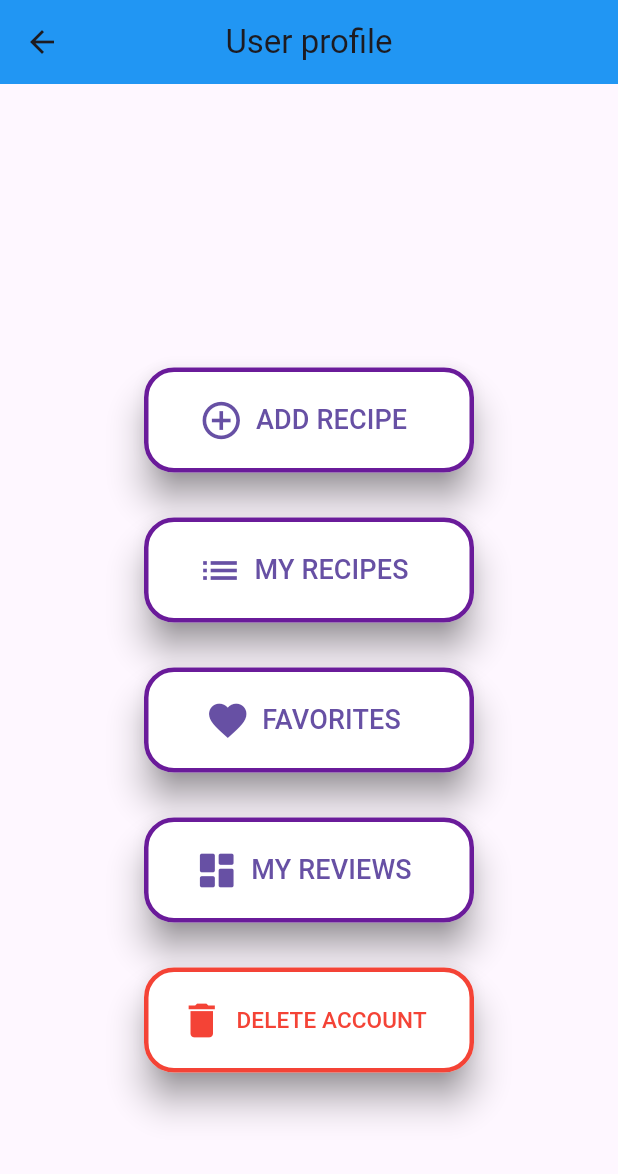
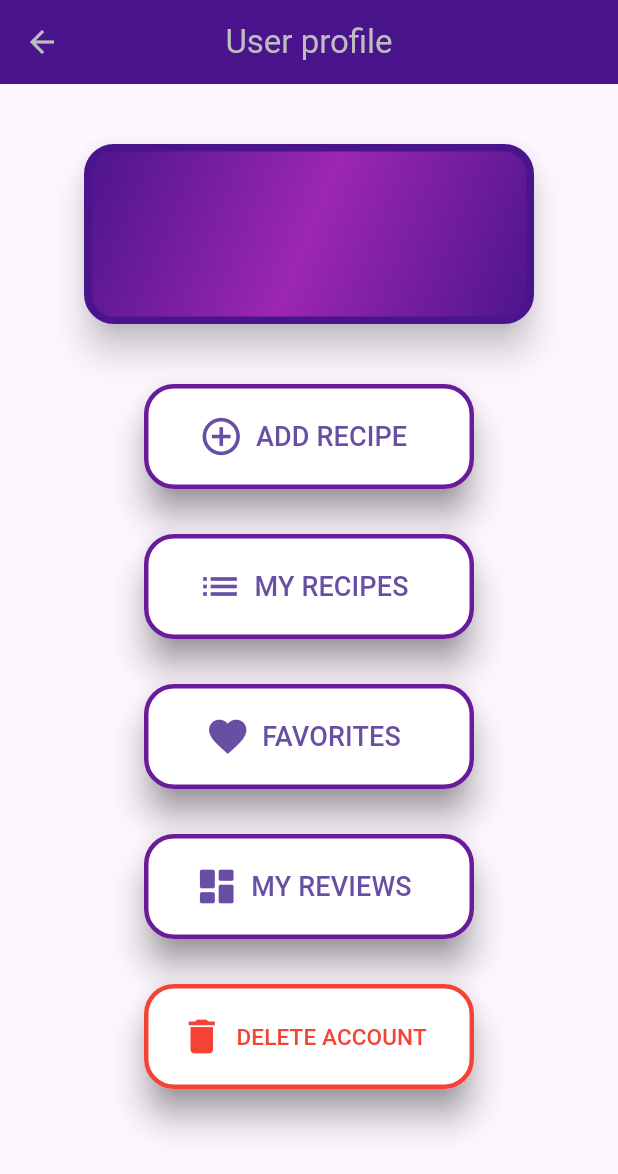
Before and after one commit to xdCranx/RecipeWorld, a Flutter app: the HomePage screen opened by its route, after a tap on the "person" icon, on a phone screen of 412 x 824 dp. Shown: the top 1174 px of the screen. Run offline on Flutter 3.47's test engine with Material 3 defaults, Android fonts, the phone set to English and light mode, and no system bars; our stand-ins replace get; accounts and stored records are empty; network calls fail.

Commit message:
Visual changes, delete recipe api integration

```diff
--- a/frontend/lib/pages/favourites.dart
+++ b/frontend/lib/pages/favourites.dart
@@ -20,7 +20,8 @@ class _FavoritesPageState extends State<FavoritesPage> {
       appBar: AppBar(
         title: const Text("My favorites"),
         centerTitle: true,
-        backgroundColor: Colors.blue,
+        backgroundColor: Colors.purple.shade900,
+        foregroundColor: Colors.grey[400],
       ),
       body: FutureBuilder<List<RecipeDTO>>(
         future: userController.getMyFavorites(),
@@ -95,7 +96,7 @@ class FavoritesPageRecipeList extends StatelessWidget {
                     ),
                     const SizedBox(height: 15),
                     Text(
-                      "🕒: ${recipe.prepTime}min",
+                      "${recipe.category.name.toUpperCase()} | 🕒: ${recipe.prepTime}min",
                       style: TextStyle(
                         fontSize: 20,
                         color: Colors.grey[600],
--- a/frontend/lib/pages/home.dart
+++ b/frontend/lib/pages/home.dart
@@ -24,23 +24,17 @@ class _HomePageState extends State<HomePage> {
       appBar: AppBar(
         title: const Text("Home page"),
         centerTitle: true,
-        backgroundColor: Colors.blue,
+        backgroundColor: Colors.purple.shade900,
+        foregroundColor: Colors.grey[400],
         actions: [
           IconButton(
             onPressed: () async {
               await Get.toNamed('/userpage');
               setState(() {});
             },
-            icon: const Icon(Icons.person, size: 40),
+            icon: const Icon(Icons.person, size: 40,),
           )
         ],
-      ),
-      floatingActionButton: FloatingActionButton(
-        onPressed: () {
-          Navigator.pushNamed(context, '/add_recipe');
-        },
-        backgroundColor: Colors.blue,
-        child: const Icon(Icons.add),
       ),
       body: ListView(
         children: [
--- a/frontend/lib/pages/user_page.dart
+++ b/frontend/lib/pages/user_page.dart
@@ -23,7 +23,8 @@ class _UserPageState extends State<UserPage> {
         title: const Text("User profile",),
         centerTitle: true,
         elevation: 0,
-        backgroundColor: Colors.blue,
+        backgroundColor: Colors.purple.shade900,
+        foregroundColor: Colors.grey[400],
       ),
       body: Padding(
         padding: const EdgeInsets.fromLTRB(0, 20, 0, 0),
@@ -34,15 +35,44 @@ class _UserPageState extends State<UserPage> {
             mainAxisAlignment: MainAxisAlignment.start,
             children: <Widget>[
               const SizedBox(height: 20,),
-              Text(
-                loggedUser.username,
-                style: TextStyle(
-                    color: Colors.grey[600],
-                    fontSize: 55,
-                    fontWeight: FontWeight.bold
-                )
+              Material(
+                elevation: 10,
+                borderRadius: BorderRadius.circular(20.0),
+                color: Colors.transparent,
+                shadowColor: Colors.black,
+                borderOnForeground: true,
+                child: Container(
+                  width: 300,
+                  height: 120,
+                  decoration: BoxDecoration(
+                    gradient: LinearGradient(
+                      colors: [
+                        Colors.purple.shade900,
+                        Colors.purple.shade500,
+                        Colors.purple.shade900
+                      ],
+                      begin: Alignment.topLeft,
+                      end: Alignment.bottomRight,
+                    ),
+                    borderRadius: BorderRadius.circular(20.0),
+                    border: Border.all(
+                      color: Colors.purple.shade900,
+                      width: 5,
+                    ),
+                  ),
+                  child: Center(
+                    child: Text(
+                      loggedUser.username,
+                      style: TextStyle(
+                        color: Colors.grey[900],
+                        fontSize: 50,
+                        fontWeight: FontWeight.bold,
+                      ),
+                    ),
+                  ),
+                ),
               ),
-              const SizedBox(height: 70,),
+              const SizedBox(height: 40,),
               OutlinedButton.icon(
                 icon: const Icon(Icons.add_circle_outline),
                 label: const Text(
```
Also changed, not shown: frontend/lib/controllers/user_controller.dart (+24 -0 lines), frontend/lib/pages/my_recipes.dart (+7 -5 lines), frontend/lib/pages/my_reviews_page.dart (+4 -3 lines), frontend/lib/pages/recipe_page.dart (+10 -9 lines).
